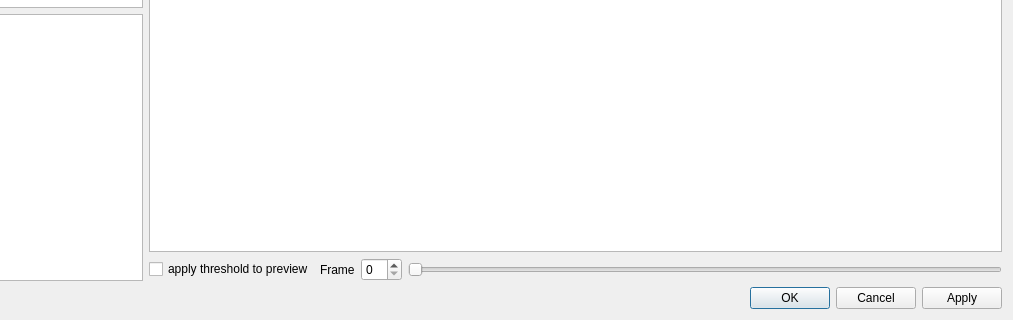
Above: apps/nsxqt/ui/DialogPeakFind.ui from k61n/openhkl before the change; both pictures show x 295 to 1308 and y 530 to 850 of the 1308 by 850 pixel window. Below: the same form after it.
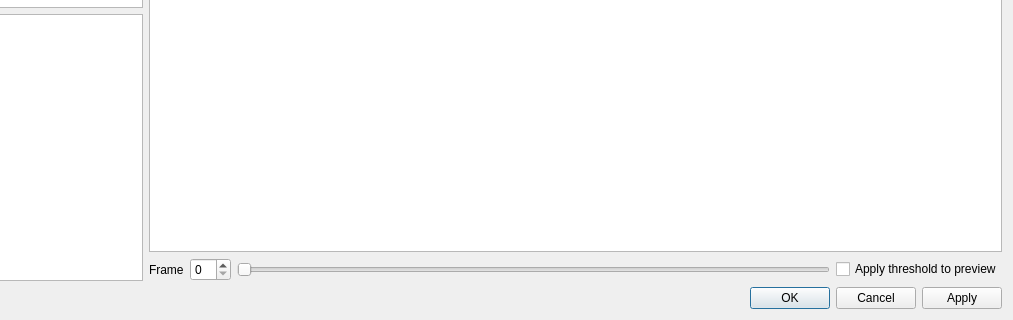
That is the form after the change.

Patch:
```diff
--- a/apps/nsxqt/ui/DialogPeakFind.ui
+++ b/apps/nsxqt/ui/DialogPeakFind.ui
@@ -244,13 +244,6 @@
        </item>
        <item>
         <layout class="QHBoxLayout" name="horizontalLayout">
-         <item>
-          <widget class="QCheckBox" name="applyThreshold">
-           <property name="text">
-            <string>apply threshold to preview</string>
-           </property>
-          </widget>
-         </item>
          <item>
           <widget class="QLabel" name="label">
            <property name="text">
@@ -284,6 +277,13 @@
            </property>
           </widget>
          </item>
+         <item>
+          <widget class="QCheckBox" name="applyThreshold">
+           <property name="text">
+            <string>Apply threshold to preview</string>
+           </property>
+          </widget>
+         </item>
         </layout>
        </item>
       </layout>
```
